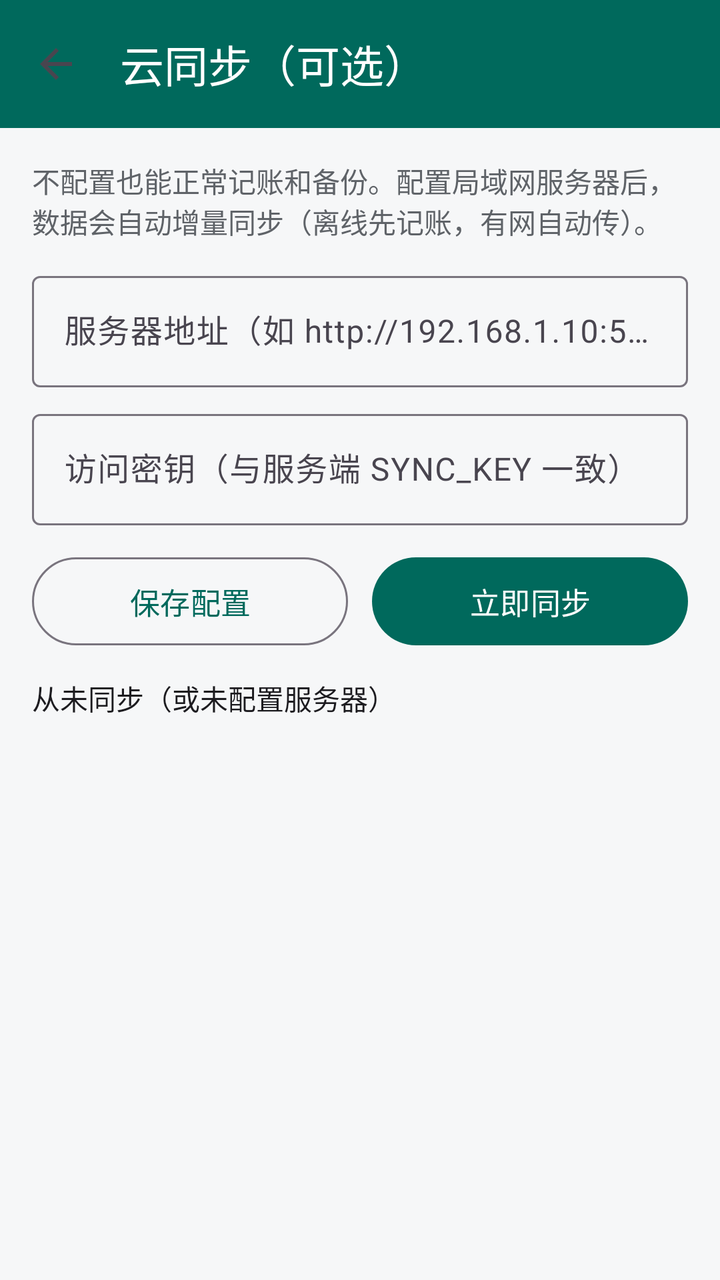
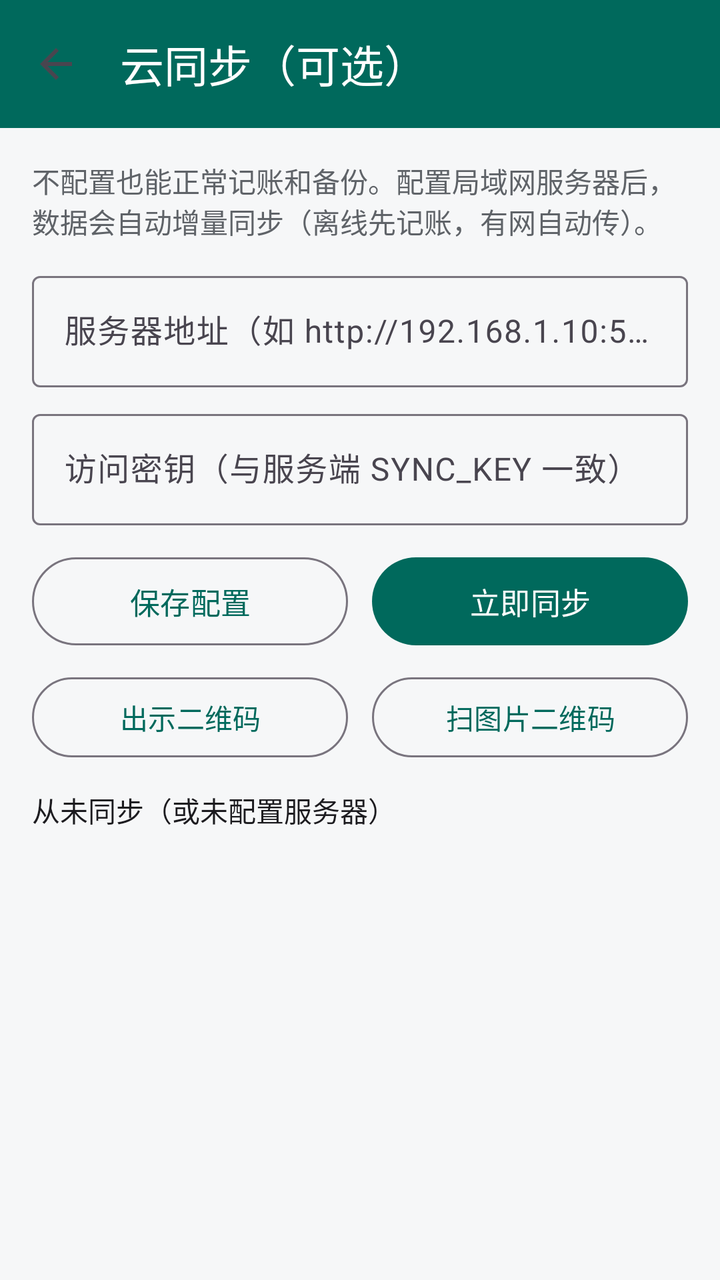

Two renders of the same Android screen: before a commit and after it. Below are the layout's source before the change and the commit's diff.
<!-- AndroidManifest.xml: application theme Theme.Accounting -->
<!-- res/layout/activity_sync.xml -->
<?xml version="1.0" encoding="utf-8"?>
<LinearLayout xmlns:android="http://schemas.android.com/apk/res/android"
    xmlns:app="http://schemas.android.com/apk/res-auto"
    android:layout_width="match_parent"
    android:layout_height="match_parent"
    android:orientation="vertical">

    <com.google.android.material.appbar.MaterialToolbar
        android:id="@+id/toolbar"
        android:layout_width="match_parent"
        android:layout_height="?attr/actionBarSize"
        android:background="@color/brand_primary"
        app:title="@string/sync_section"
        app:titleTextColor="#FFFFFF"
        app:navigationIcon="?attr/homeAsUpIndicator" />

    <ScrollView
        android:layout_width="match_parent"
        android:layout_height="match_parent">

        <LinearLayout
            android:layout_width="match_parent"
            android:layout_height="wrap_content"
            android:orientation="vertical"
            android:padding="16dp">

            <TextView
                android:layout_width="match_parent"
                android:layout_height="wrap_content"
                android:text="@string/sync_hint"
                android:textColor="@color/text_secondary"
                android:textSize="14sp" />

            <com.google.android.material.textfield.TextInputLayout
                android:layout_width="match_parent"
                android:layout_height="wrap_content"
                android:layout_marginTop="12dp"
                android:hint="@string/sync_server_url">

                <com.google.android.material.textfield.TextInputEditText
                    android:id="@+id/input_sync_url"
                    android:layout_width="match_parent"
                    android:layout_height="wrap_content"
                    android:inputType="textUri"
                    android:maxLines="1" />
            </com.google.android.material.textfield.TextInputLayout>

            <com.google.android.material.textfield.TextInputLayout
                android:layout_width="match_parent"
                android:layout_height="wrap_content"
                android:layout_marginTop="8dp"
                android:hint="@string/sync_server_key">

                <com.google.android.material.textfield.TextInputEditText
                    android:id="@+id/input_sync_key"
                    android:layout_width="match_parent"
                    android:layout_height="wrap_content"
                    android:inputType="text"
                    android:maxLines="1" />
            </com.google.android.material.textfield.TextInputLayout>

            <LinearLayout
                android:layout_width="match_parent"
                android:layout_height="wrap_content"
                android:layout_marginTop="12dp"
                android:orientation="horizontal">

                <com.google.android.material.button.MaterialButton
                    android:id="@+id/btn_sync_save"
                    style="@style/Widget.Material3.Button.OutlinedButton"
                    android:layout_width="0dp"
                    android:layout_height="52dp"
                    android:layout_weight="1"
                    android:layout_marginEnd="6dp"
                    android:text="@string/sync_save_config"
                    android:textSize="15sp" />

                <com.google.android.material.button.MaterialButton
                    android:id="@+id/btn_sync_now"
                    android:layout_width="0dp"
                    android:layout_height="52dp"
                    android:layout_weight="1"
                    android:layout_marginStart="6dp"
                    android:text="@string/sync_now"
                    android:textSize="15sp" />
            </LinearLayout>

            <TextView
                android:id="@+id/text_sync_status"
                android:layout_width="match_parent"
                android:layout_height="wrap_content"
                android:layout_marginTop="12dp"
                android:text="@string/sync_last_never"
                android:textColor="@color/text_primary"
                android:textSize="14sp" />

            <TextView
                android:id="@+id/text_sync_detail"
                android:layout_width="match_parent"
                android:layout_height="wrap_content"
                android:layout_marginTop="8dp"
                android:background="@color/bg_page"
                android:padding="10dp"
                android:textColor="@color/text_secondary"
                android:textSize="13sp" />
        </LinearLayout>
    </ScrollView>
</LinearLayout>
<!-- resources referenced by this layout -->
<resources>
  <color name="bg_page">#F6F7F8</color>
  <color name="brand_primary">#00695C</color>
  <color name="text_primary">#1C1B1F</color>
  <color name="text_secondary">#5F6368</color>
  <string name="sync_hint">不配置也能正常记账和备份。配置局域网服务器后，数据会自动增量同步（离线先记账，有网自动传）。</string>
  <string name="sync_last_never">从未同步（或未配置服务器）</string>
  <string name="sync_now">立即同步</string>
  <string name="sync_save_config">保存配置</string>
  <string name="sync_section">云同步（可选）</string>
  <string name="sync_server_key">访问密钥（与服务端 SYNC_KEY 一致）</string>
  <string name="sync_server_url">服务器地址（如 http://192.168.1.10:5080）</string>
  <style name="Theme.Accounting" parent="Theme.Material3.DayNight.NoActionBar">
          <item name="colorPrimary">@color/brand_primary</item>
          <item name="colorOnPrimary">#FFFFFF</item>
          <item name="colorPrimaryContainer">@color/brand_primary_light</item>
          <item name="android:colorBackground">@color/bg_page</item>
          <item name="android:statusBarColor">@color/brand_primary_dark</item>
      </style>
  <color name="brand_primary_light">#B2DFDB</color>
  <color name="brand_primary_dark">#004D40</color>
</resources>

<!-- the commit's change to res/layout/activity_sync.xml (unified diff, before → after) -->
@@ -85,6 +85,33 @@
                     android:textSize="15sp" />
             </LinearLayout>
 
+            <LinearLayout
+                android:layout_width="match_parent"
+                android:layout_height="wrap_content"
+                android:layout_marginTop="8dp"
+                android:orientation="horizontal">
+
+                <com.google.android.material.button.MaterialButton
+                    android:id="@+id/btn_qr_show"
+                    style="@style/Widget.Material3.Button.OutlinedButton"
+                    android:layout_width="0dp"
+                    android:layout_height="48dp"
+                    android:layout_weight="1"
+                    android:layout_marginEnd="6dp"
+                    android:text="@string/store_id_qr_show"
+                    android:textSize="14sp" />
+
+                <com.google.android.material.button.MaterialButton
+                    android:id="@+id/btn_qr_import"
+                    style="@style/Widget.Material3.Button.OutlinedButton"
+                    android:layout_width="0dp"
+                    android:layout_height="48dp"
+                    android:layout_weight="1"
+                    android:layout_marginStart="6dp"
+                    android:text="@string/store_id_qr_import"
+                    android:textSize="14sp" />
+            </LinearLayout>
+
             <TextView
                 android:id="@+id/text_sync_status"
                 android:layout_width="match_parent"
<!-- resource entries referenced after the edit -->
@@ -4,6 +4,8 @@
   <color name="brand_primary">#00695C</color>
   <color name="text_primary">#1C1B1F</color>
   <color name="text_secondary">#5F6368</color>
+  <string name="store_id_qr_import">扫图片二维码</string>
+  <string name="store_id_qr_show">出示二维码</string>
   <string name="sync_hint">不配置也能正常记账和备份。配置局域网服务器后，数据会自动增量同步（离线先记账，有网自动传）。</string>
   <string name="sync_last_never">从未同步（或未配置服务器）</string>
   <string name="sync_now">立即同步</string>
